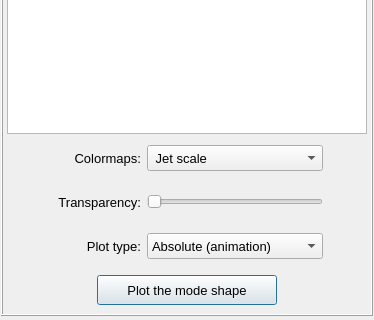
Before: the Qt Designer form vibra/interface/data/ui_files/plots/acoustic/acoustic_mode_shape_inputs.ui in MOPT-UFSC/VIBRA, drawn with Qt 5; both pictures show x 0 to 374 and y 179 to 499 of the 374 by 499 pixel window.
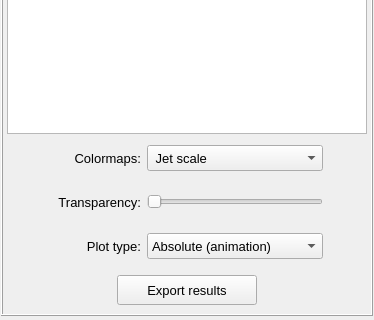
After: the same form once the commit is applied. Icons and pictures are not drawn.

Commit message: Update the UI-related files to export the results obtained from the modal analysis #313

What changed in the file:
```diff
--- a/vibra/interface/data/ui_files/plots/acoustic/acoustic_mode_shape_inputs.ui
+++ b/vibra/interface/data/ui_files/plots/acoustic/acoustic_mode_shape_inputs.ui
@@ -421,13 +421,13 @@
           <widget class="QPushButton" name="pushButton_plot">
            <property name="minimumSize">
             <size>
-             <width>160</width>
+             <width>140</width>
              <height>30</height>
             </size>
            </property>
            <property name="maximumSize">
             <size>
-             <width>180</width>
+             <width>140</width>
              <height>30</height>
             </size>
            </property>
@@ -444,10 +444,20 @@
             <string notr="true"/>
            </property>
            <property name="text">
-            <string>Plot the mode shape</string>
+            <string>Export results</string>
+           </property>
+           <property name="icon">
+            <iconset resource="../../../icons/resources.qrc">
+             <normaloff>:/icons/file_export_icon.png</normaloff>:/icons/file_export_icon.png</iconset>
+           </property>
+           <property name="iconSize">
+            <size>
+             <width>18</width>
+             <height>18</height>
+            </size>
            </property>
            <property name="default">
-            <bool>true</bool>
+            <bool>false</bool>
            </property>
           </widget>
          </item>
```
Left out of the diff: 10 changed lines with no effect on the pictures. The commit also changes 9 other files.
